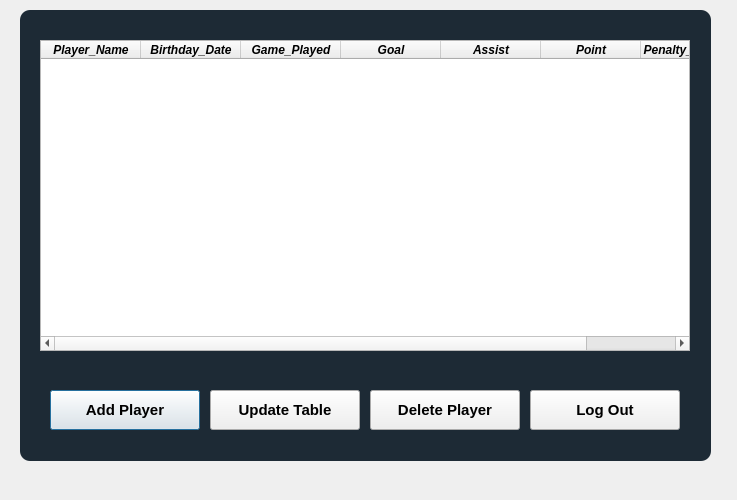
First picture: the form in AdminTableWindow.ui, repository DoncicMVP77/qt_python_application, before the edit.
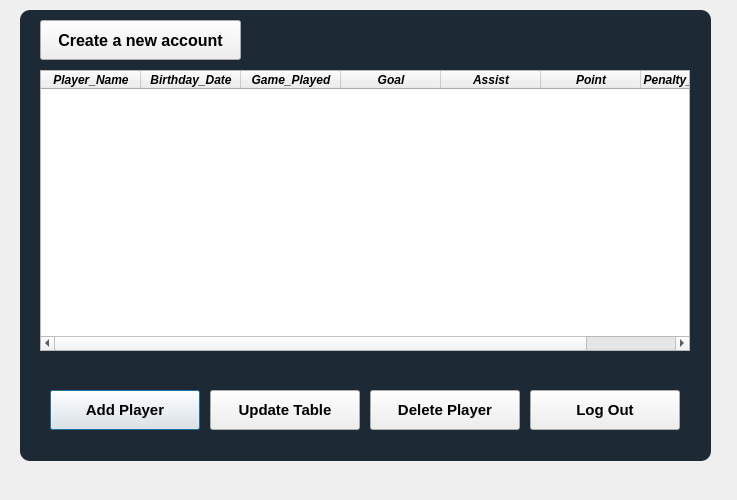
Second picture: the form after the edit.

Commit message: change location register button

What changed in the file:
```diff
--- a/AdminTableWindow.ui
+++ b/AdminTableWindow.ui
@@ -23,9 +23,9 @@
    <property name="geometry">
     <rect>
      <x>40</x>
-     <y>40</y>
+     <y>70</y>
      <width>650</width>
-     <height>311</height>
+     <height>281</height>
     </rect>
    </property>
    <property name="font">
@@ -175,12 +175,33 @@
     <string>Log Out</string>
    </property>
   </widget>
+  <widget class="QPushButton" name="register_button">
+   <property name="geometry">
+    <rect>
+     <x>40</x>
+     <y>20</y>
+     <width>201</width>
+     <height>40</height>
+    </rect>
+   </property>
+   <property name="font">
+    <font>
+     <pointsize>12</pointsize>
+     <weight>75</weight>
+     <bold>true</bold>
+    </font>
+   </property>
+   <property name="text">
+    <string>Create a new account</string>
+   </property>
+  </widget>
   <zorder>label</zorder>
   <zorder>tableWidget</zorder>
   <zorder>add_player_button</zorder>
   <zorder>update_table_button</zorder>
   <zorder>delete_player_button</zorder>
   <zorder>logout_button</zorder>
+  <zorder>register_button</zorder>
  </widget>
  <resources/>
  <connections/>
```
The commit also changes 5 other files.
